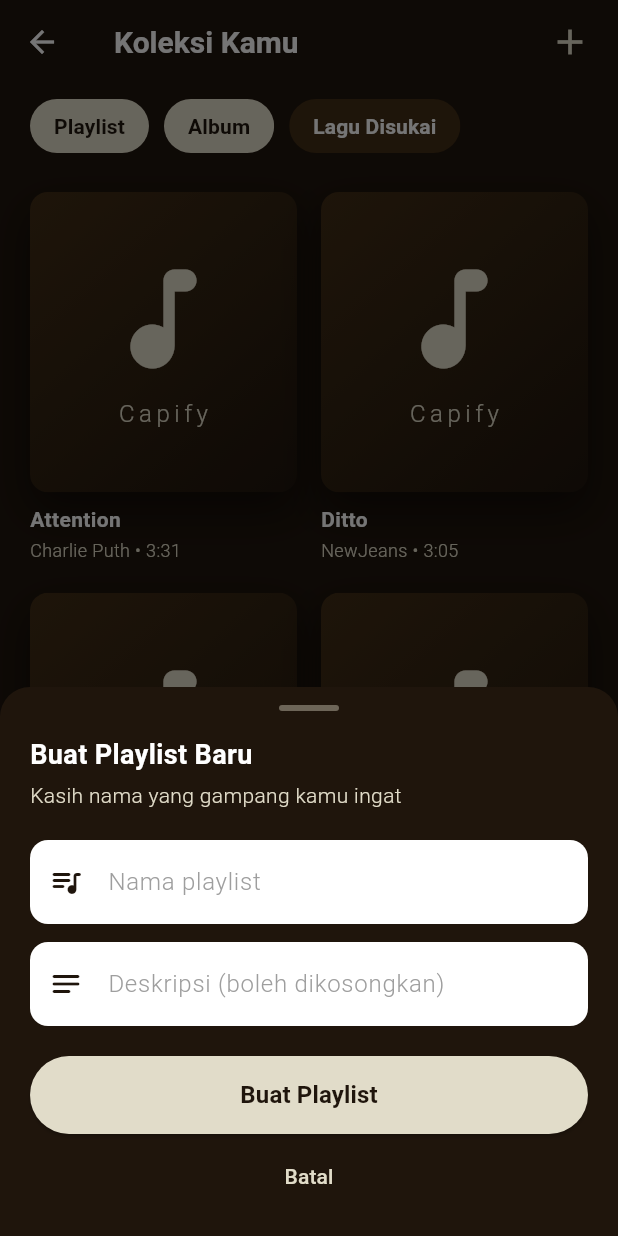
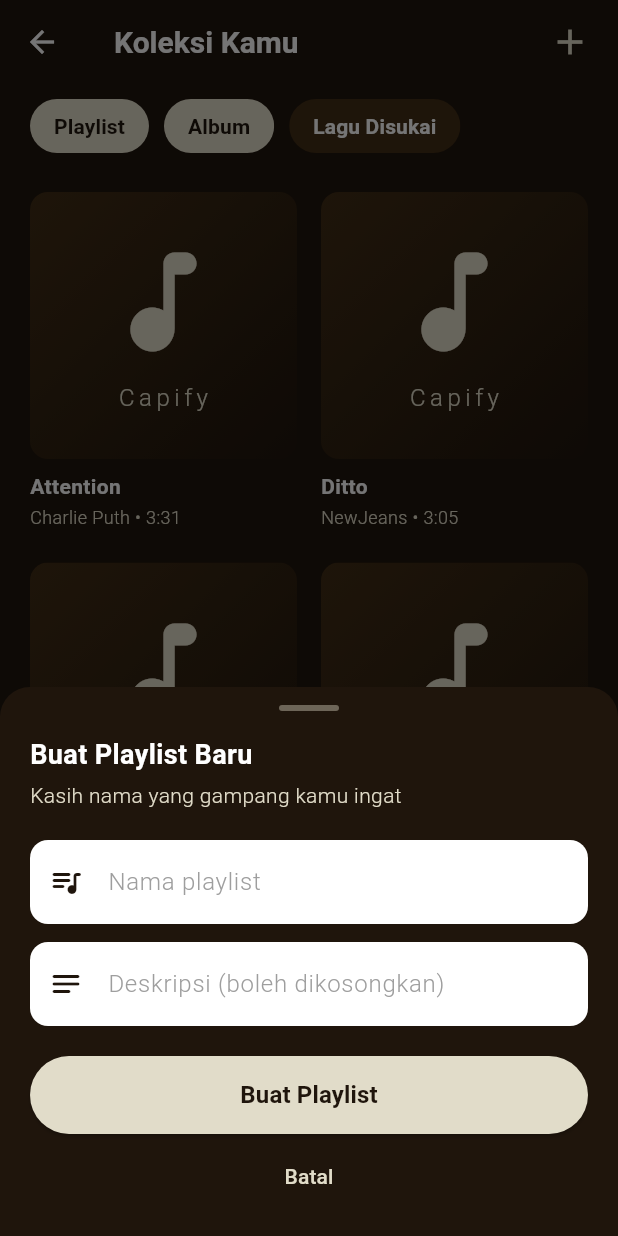
Before and after one commit to Christian3332/project_uas_moprog_kel3, a Flutter app: the PlaylistScreen screen opened directly, after a tap on "Album", after a tap on "Lagu Disukai", after a tap on the "add" icon, on a phone screen of 412 x 824 dp. Run offline on Flutter 3.47's test engine with Material 3 defaults, Android fonts, the phone set to English and light mode, and no system bars; our stand-ins replace just_audio, just_audio_background, shared_preferences, supabase_flutter; missing offline and left inert: audio_session; accounts and stored records are empty; network calls fail; statements that could not run were skipped.

Commit message:
style: fix album cover alignment in library grid

```diff
--- a/capify/lib/screens/playlist_screen.dart
+++ b/capify/lib/screens/playlist_screen.dart
@@ -30,12 +30,9 @@ class _PlaylistScreenState extends State<PlaylistScreen> {
 
   final List<String> pilihanKategori = ['Playlist', 'Album', 'Lagu Disukai'];
 
-  final aturanGridKoleksi = const SliverGridDelegateWithMaxCrossAxisExtent(
-    maxCrossAxisExtent: 200,
-    mainAxisSpacing: 20,
-    crossAxisSpacing: 16,
-    childAspectRatio: 0.72,
-  );
+  final double lebarMaksKartuGrid = 200;
+  final double jarakAntarKartuGrid = 16;
+  final double jarakTepiGrid = 20;
 
   @override
   void dispose() {
@@ -208,6 +205,58 @@ class _PlaylistScreenState extends State<PlaylistScreen> {
     audio.mulaiAntrian(playlist.daftarLagu, namaAntrian: playlist.nama);
   }
 
+  double ukurTinggiSatuBaris(BuildContext context, TextStyle gayaTeks) {
+    TextPainter pengukurTeks = TextPainter(
+      text: TextSpan(
+        text: 'Ag',
+        style: DefaultTextStyle.of(context).style.merge(gayaTeks),
+      ),
+      maxLines: 1,
+      textDirection: TextDirection.ltr,
+      textScaler: MediaQuery.textScalerOf(context),
+    )..layout();
+
+    double tinggiBaris = pengukurTeks.height;
+    pengukurTeks.dispose();
+    return tinggiBaris;
+  }
+
+  Widget bangunGridKoleksi({
+    required int jumlahKartu,
+    required Widget Function(int urutan) buatKartu,
+  }) {
+    return LayoutBuilder(
+      builder: (context, batasLayar) {
+        double lebarIsi = batasLayar.maxWidth - jarakTepiGrid * 2;
+        int jumlahKolom = (lebarIsi / lebarMaksKartuGrid).ceil();
+        if (jumlahKolom < 2) jumlahKolom = 2;
+
+        double totalJarak = jarakAntarKartuGrid * (jumlahKolom - 1);
+        double lebarKartu = (lebarIsi - totalJarak) / jumlahKolom;
+
+        double tinggiTeks =
+            8 +
+            ukurTinggiSatuBaris(context, KartuGridKoleksi.gayaJudul) +
+            2 +
+            ukurTinggiSatuBaris(context, KartuGridKoleksi.gayaKeterangan) +
+            2;
+
+        return GridView.builder(
+          physics: const AlwaysScrollableScrollPhysics(),
+          padding: EdgeInsets.fromLTRB(jarakTepiGrid, 8, jarakTepiGrid, 32),
+          itemCount: jumlahKartu,
+          gridDelegate: SliverGridDelegateWithFixedCrossAxisCount(
+            crossAxisCount: jumlahKolom,
+            crossAxisSpacing: jarakAntarKartuGrid,
+            mainAxisSpacing: 20,
+            mainAxisExtent: lebarKartu + tinggiTeks,
+          ),
+          itemBuilder: (context, urutan) => buatKartu(urutan),
+        );
+      },
+    );
+  }
+
   Widget bangunIsiKoleksi(PlaylistProvider koleksi) {
     List<Playlist> daftarPlaylistSaya = koleksi.daftarPlaylistSaya;
     List<Album> daftarAlbumTersimpan = koleksi.daftarAlbumTersimpan;
@@ -254,12 +303,9 @@ class _PlaylistScreenState extends State<PlaylistScreen> {
     }
 
     if (kategoriTerpilih == 'Album' && daftarAlbumTersimpan.isNotEmpty) {
-      return GridView.builder(
-        physics: const AlwaysScrollableScrollPhysics(),
-        padding: const EdgeInsets.fromLTRB(20, 8, 20, 32),
-        itemCount: daftarAlbumTersimpan.length,
-        gridDelegate: aturanGridKoleksi,
-        itemBuilder: (context, urutan) {
+      return bangunGridKoleksi(
+        jumlahKartu: daftarAlbumTersimpan.length,
+        buatKartu: (urutan) {
           Album albumIni = daftarAlbumTersimpan[urutan];
           return KartuGridKoleksi(
             urlCover: albumIni.urlCover,
@@ -273,12 +319,9 @@ class _PlaylistScreenState extends State<PlaylistScreen> {
     }
 
     if (kategoriTerpilih == 'Lagu Disukai' && daftarLaguDisukai.isNotEmpty) {
-      return GridView.builder(
-        physics: const AlwaysScrollableScrollPhysics(),
-        padding: const EdgeInsets.fromLTRB(20, 8, 20, 32),
-        itemCount: daftarLaguDisukai.length,
-        gridDelegate: aturanGridKoleksi,
-        itemBuilder: (context, urutan) {
+      return bangunGridKoleksi(
+        jumlahKartu: daftarLaguDisukai.length,
+        buatKartu: (urutan) {
           Lagu laguIni = daftarLaguDisukai[urutan];
           return KartuGridKoleksi(
             urlCover: laguIni.urlCover,
@@ -471,6 +514,17 @@ class KartuGridKoleksi extends StatelessWidget {
     required this.onDitekan,
   });
 
+  static const TextStyle gayaJudul = TextStyle(
+    color: WarnaCapify.putih,
+    fontWeight: FontWeight.bold,
+  );
+
+  static const TextStyle gayaKeterangan = TextStyle(
+    fontSize: 12,
+    color: WarnaCapify.krem,
+    fontWeight: FontWeight.w300,
+  );
+
   @override
   Widget build(BuildContext context) {
     return InkWell(
@@ -479,10 +533,12 @@ class KartuGridKoleksi extends StatelessWidget {
       child: Column(
         crossAxisAlignment: CrossAxisAlignment.start,
         children: [
-          Expanded(
-            child: SizedBox(
-              width: double.infinity,
-              child: CoverAlbum(urlCover: urlCover, lengkungSudut: 12),
+          AspectRatio(
+            aspectRatio: 1,
+            child: CoverAlbum(
+              urlCover: urlCover,
+              lengkungSudut: 12,
+              isPakaiBayangan: false,
             ),
           ),
           const SizedBox(height: 8),
@@ -490,21 +546,14 @@ class KartuGridKoleksi extends StatelessWidget {
             judul,
             maxLines: 1,
             overflow: TextOverflow.ellipsis,
-            style: const TextStyle(
-              color: WarnaCapify.putih,
-              fontWeight: FontWeight.bold,
-            ),
+            style: gayaJudul,
           ),
           const SizedBox(height: 2),
           Text(
             keterangan,
             maxLines: 1,
             overflow: TextOverflow.ellipsis,
-            style: const TextStyle(
-              fontSize: 12,
-              color: WarnaCapify.krem,
-              fontWeight: FontWeight.w300,
-            ),
+            style: gayaKeterangan,
           ),
         ],
       ),
```
Also changed, not shown: 1 other file.
